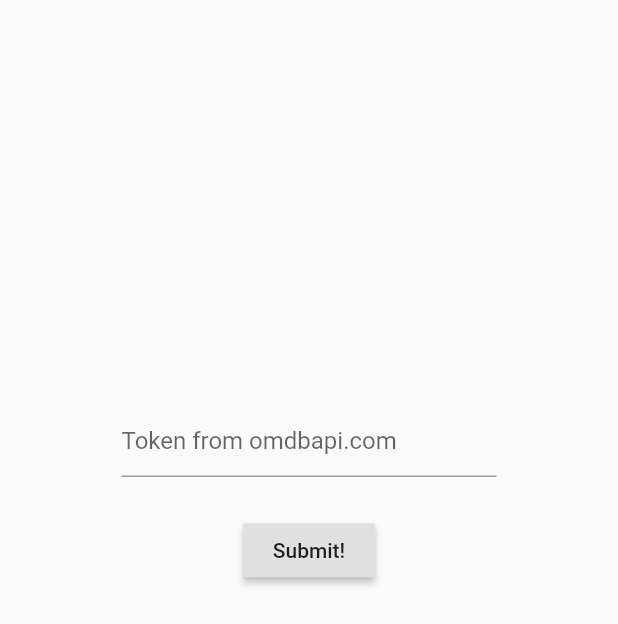
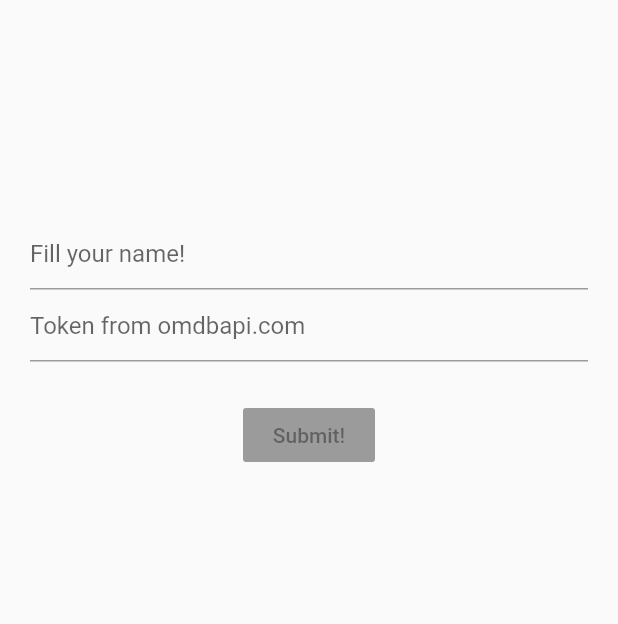
Before and after one commit to ggrangga/demo_app, a Flutter app: the screen it shows after launch, on a phone screen of 412 x 824 dp. Shown: the top 624 px of the screen. Run offline on Flutter 3.47's test engine with Material 2 defaults, Android fonts, the phone set to English and light mode, and no system bars; our stand-ins replace rxdart, shared_preferences.

Commit message:
bloc on login hope done, start sharedPreference

```diff
--- a/lib/main.dart
+++ b/lib/main.dart
@@ -2,13 +2,15 @@ import 'package:flutter/material.dart';
 import 'src/screens/login/login_screen.dart';
 
 import 'src/router.dart';
+import 'src/blocs/provider.dart';
 
 void main() => runApp(MyApp());
 
 class MyApp extends StatelessWidget {
   @override
   Widget build(BuildContext context) {
-    return MaterialApp(
+    return Provider(
+      child: MaterialApp(
         title: 'Home Navigation',
         routes: Router.routes,
         onGenerateRoute: Router.onGenerateRoute,
@@ -18,6 +20,7 @@ class MyApp extends StatelessWidget {
           primarySwatch: Colors.blue,
           accentColor: Colors.deepPurple,
         ),
+      )
     );
   }
 }
--- /dev/null
+++ b/lib/src/blocs/bloc.dart
@@ -0,0 +1,47 @@
+import 'dart:async';
+import 'package:rxdart/rxdart.dart';
+import 'validators.dart';
+import 'package:http/http.dart' show get;
+import 'dart:convert';
+import '../../src/enum.dart';
+
+class Bloc extends Object with Validators{
+//class Bloc{
+  final _token = BehaviorSubject<String>();
+  final _name = BehaviorSubject<String>();
+
+  //add to stream
+  Stream<String> get token => _token.stream.transform(validateToken);
+  Stream<String> get name => _name.stream.transform(validateName);
+  Stream<bool> get submitValid => Observable.combineLatest2(token, name, (t, n) => true);
+
+  /*final tokenController = StreamController<String>();
+  get changeTokenController => tokenController.sink.add;
+  get myToken => tokenController.stream;*/
+
+  //change
+  Function(String) get changeToken => _token.sink.add;
+  Function(String) get changeName => _name.sink.add;
+
+  //get
+  get myToken => _token.stream;
+
+  submitLogin() async {
+    final validToken = _token.value;
+    Uri uri = Uri.http(Enums.omdbapi, '/', {
+      'apikey': validToken,
+      's': 'The Day After Tomorrow'
+    });
+    var response = await get(uri);
+    var rs = json.decode(response.body);
+    if (rs['Response'] == "True") {
+      return true;
+    }
+    return false;
+  }
+
+  dispose(){
+    _token.close();
+    _name.close();
+  }
+}
--- /dev/null
+++ b/lib/src/blocs/provider.dart
@@ -0,0 +1,14 @@
+import 'package:flutter/material.dart';
+import 'bloc.dart';
+
+class Provider extends InheritedWidget {
+  final bloc = Bloc();
+
+  Provider({Key key, Widget child}) : super(key: key, child: child);
+
+  bool updateShouldNotify(_) => true;
+
+  static Bloc of(BuildContext context) {
+    return (context.inheritFromWidgetOfExactType(Provider) as Provider).bloc;
+  }
+}
--- /dev/null
+++ b/lib/src/blocs/validators.dart
@@ -0,0 +1,21 @@
+import 'dart:async';
+
+class Validators {
+  final validateToken = StreamTransformer<String, String>.fromHandlers(
+    handleData: (token, sink) async{
+      /*if(token == null){
+        sink.addError("Incorrect token!");
+      }else */if(token.length > 5){
+        sink.add(token);
+      }else{
+        sink.addError("Value at least 6 char");
+      }
+    }
+  );
+
+  final validateName = StreamTransformer<String, String>.fromHandlers(
+    handleData: (name, sink) async{
+      sink.add(name);
+    }
+  );
+}
--- a/lib/src/screens/login/login_screen.dart
+++ b/lib/src/screens/login/login_screen.dart
@@ -4,6 +4,9 @@ import 'dart:convert';
 import '../../mixins/validation_mixin.dart';
 import '../../enum.dart';
 import '../../routes.dart';
+import '../../blocs/bloc.dart';
+import '../../blocs/provider.dart';
+import 'package:shared_preferences/shared_preferences.dart';
 
 class LoginScreen extends StatefulWidget {
   const LoginScreen({Key key}) : super(key: key);
@@ -13,22 +16,30 @@ class LoginScreen extends StatefulWidget {
 }
 
 class LoginScreenState extends State<LoginScreen> with ValidationMixin {
-  final formKey = GlobalKey<FormState>();
-  String token;
+  bool isValid = true;
+  /*@override
+  initState() {
+    super.initState();
+
+    bloc.loginSuccess.listen((loginResult) {
+
+    });
+  }*/
 
   @override
   Widget build(context) {
+    final bloc = Provider.of(context);
     return new Scaffold(
       body: Container(
         margin: EdgeInsets.all(20.0),
         child: Form(
-          key: formKey,
           child: Column(
             children: [
-              Container(margin: EdgeInsets.only(top:250.0)),
-              loginFIeld(),
+              Container(margin: EdgeInsets.only(bottom: 125.0)),
+              nameFIeld(bloc),
+              loginFIeld(bloc),
               Container(margin: EdgeInsets.only(bottom: 25.0)),
-              submitButton(),
+              submitButton(bloc),
             ],
           ),
         ),
@@ -36,38 +47,53 @@ class LoginScreenState extends State<LoginScreen> with ValidationMixin {
     );
   }
 
-  Widget loginFIeld(){
-    return Container(
-      width: 250.0,
-      child: TextFormField(
+  Widget nameFIeld(Bloc bloc){
+    return StreamBuilder(
+      stream: bloc.name,
+      builder: (context, snapshot) {
+        return TextFormField(
+          onChanged: bloc.changeName,
           decoration: InputDecoration(
-          hintText: 'Token from omdbapi.com',
+            hintText: 'Fill your name!',
           ),
-        validator: validateLogin,
-        onSaved: (String value) {
-          token = value;
+        );
       },
-      ),
     );
   }
 
-  Widget submitButton(){
+  Widget loginFIeld(Bloc bloc){
+    return StreamBuilder(
+      stream: bloc.token,
+      builder: (context, snapshot) {
+        return TextFormField(
+          onChanged: bloc.changeToken,
+          decoration: InputDecoration(
+            hintText: 'Token from omdbapi.com',
+            errorText: isValid ? snapshot.error : "Incorrect token!",
+          ),
+        );
+      },
+    );
+  }
+
+  Widget submitButton(Bloc bloc){
+    return StreamBuilder(
+      stream: bloc.submitValid,
+      builder: (context, snapshot) {
         return RaisedButton(
           child: Text('Submit!'),
-      onPressed: () async{
-        if(formKey.currentState.validate()){
-          formKey.currentState.save();
-          Uri uri = Uri.http(Enums.omdbapi, '/', {
-            'apikey': token,
-            's': 'The Day After Tomorrow'
+          onPressed: snapshot.hasData ? () async {
+            isValid = await bloc.submitLogin();
+            //bloc.token.listen((value) {print("value =>| " + value);});
+            setState(() {
+              isValid = isValid;
             });
-          var response = await get(uri);
-          var rs = json.decode(response.body);
-          if (rs['Response'] == "True") {
+            if(isValid){
               Navigator.of(context).pushNamed(Routes.dashboard,
                     arguments: 'Go to => Dashboard');
             }
-        }
+          } : null,
+        );
       },
     );
   }
--- a/pubspec.yaml
+++ b/pubspec.yaml
@@ -25,6 +25,8 @@ dependencies:
   # The following adds the Cupertino Icons font to your application.
   # Use with the CupertinoIcons class for iOS style icons.
   cupertino_icons: ^0.1.2
+  rxdart: ^0.18.0
+  shared_preferences: ^0.5.6+1
 
 dev_dependencies:
   flutter_test:
```
Also changed, not shown: lib/src/screens/home/home_page.dart (+8 -4 lines), lib/src/screens/search_screen.dart (+1 -37 lines), pubspec.lock. Lines whose indentation alone changed are shown as unchanged.
